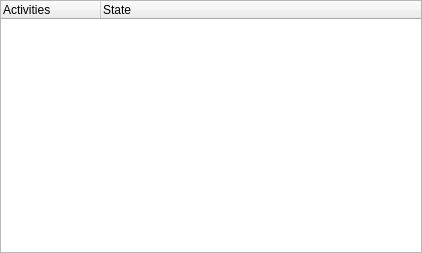
The window that applet/activities.ui (simgunz/redshift-plasmoid) describes before a commit, drawn with Qt 5.
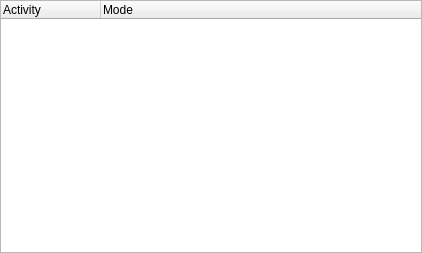
The same window after the commit.

The edit to the form file:
```diff
--- a/applet/activities.ui
+++ b/applet/activities.ui
@@ -30,12 +30,12 @@
      </attribute>
      <column>
       <property name="text">
-       <string>Activities</string>
+       <string>Activity</string>
       </property>
      </column>
      <column>
       <property name="text">
-       <string>State</string>
+       <string comment="Redshift operation mode">Mode</string>
       </property>
      </column>
     </widget>
```
